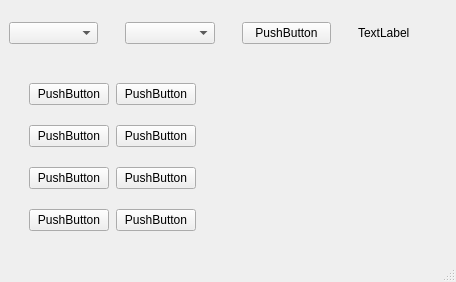
Before: the Qt Designer form Application Qt/ArmControl/mainwindow.ui in AdrienCMS/LP-MECSE2020-Projet-Bras-Robot, drawn with Qt 5.
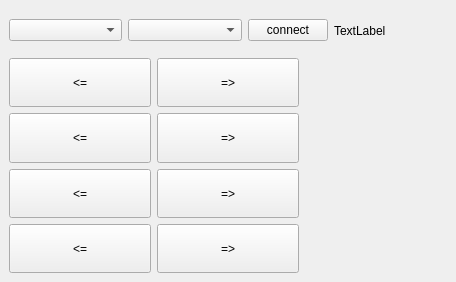
After: the same form once the commit is applied. Icons and pictures are not drawn.

```diff
--- a/Application Qt/ArmControl/mainwindow.ui
+++ b/Application Qt/ArmControl/mainwindow.ui
@@ -10,15 +10,24 @@
     <height>282</height>
    </rect>
   </property>
+  <property name="sizePolicy">
+   <sizepolicy hsizetype="Fixed" vsizetype="Fixed">
+    <horstretch>0</horstretch>
+    <verstretch>0</verstretch>
+   </sizepolicy>
+  </property>
   <property name="windowTitle">
    <string>Contrôle du bras</string>
   </property>
   <widget class="QWidget" name="centralwidget">
-   <layout class="QVBoxLayout" name="verticalLayout">
+   <layout class="QVBoxLayout" name="verticalLayout_3" stretch="2,10">
     <item>
-     <layout class="QHBoxLayout" name="horizontalLayout">
-      <property name="spacing">
-       <number>27</number>
+     <layout class="QHBoxLayout" name="horizontalLayout" stretch="10,10,0,10">
+      <property name="sizeConstraint">
+       <enum>QLayout::SetMinAndMaxSize</enum>
+      </property>
+      <property name="leftMargin">
+       <number>0</number>
       </property>
       <item>
        <widget class="QComboBox" name="comboBox"/>
@@ -27,9 +36,9 @@
        <widget class="QComboBox" name="comboBox_2"/>
       </item>
       <item>
-       <widget class="QPushButton" name="pushButton">
+       <widget class="QPushButton" name="pushButton_9">
         <property name="text">
-         <string>PushButton</string>
+         <string>connect</string>
         </property>
        </widget>
       </item>
@@ -43,92 +52,151 @@
      </layout>
     </item>
     <item>
-     <layout class="QFormLayout" name="formLayout">
-      <property name="fieldGrowthPolicy">
-       <enum>QFormLayout::FieldsStayAtSizeHint</enum>
-      </property>
-      <property name="rowWrapPolicy">
-       <enum>QFormLayout::DontWrapRows</enum>
-      </property>
-      <property name="horizontalSpacing">
-       <number>7</number>
-      </property>
-      <property name="verticalSpacing">
-       <number>20</number>
-      </property>
-      <property name="leftMargin">
-       <number>20</number>
-      </property>
-      <property name="topMargin">
-       <number>20</number>
-      </property>
-      <property name="rightMargin">
-       <number>20</number>
-      </property>
-      <property name="bottomMargin">
-       <number>20</number>
-      </property>
-      <item row="0" column="0">
-       <widget class="QPushButton" name="pushButton_2">
+     <layout class="QHBoxLayout" name="horizontalLayout_2">
+      <item>
+       <layout class="QVBoxLayout" name="verticalLayout">
+        <item>
+         <widget class="QPushButton" name="pushButton">
+          <property name="sizePolicy">
+           <sizepolicy hsizetype="Preferred" vsizetype="Preferred">
+            <horstretch>0</horstretch>
+            <verstretch>0</verstretch>
+           </sizepolicy>
+          </property>
+          <property name="text">
+           <string>&lt;=</string>
+          </property>
+         </widget>
+        </item>
+        <item>
+         <widget class="QPushButton" name="pushButton_6">
+          <property name="sizePolicy">
+           <sizepolicy hsizetype="Preferred" vsizetype="Preferred">
+            <horstretch>0</horstretch>
+            <verstretch>0</verstretch>
+           </sizepolicy>
+          </property>
         <property name="text">
-         <string>PushButton</string>
+           <string>&lt;=</string>
         </property>
        </widget>
       </item>
-      <item row="0" column="1">
+        <item>
        <widget class="QPushButton" name="pushButton_3">
+          <property name="sizePolicy">
+           <sizepolicy hsizetype="Preferred" vsizetype="Preferred">
+            <horstretch>0</horstretch>
+            <verstretch>0</verstretch>
+           </sizepolicy>
+          </property>
         <property name="text">
-         <string>PushButton</string>
+           <string>&lt;=</string>
         </property>
        </widget>
       </item>
-      <item row="1" column="0">
-       <widget class="QPushButton" name="pushButton_4">
+        <item>
+         <widget class="QPushButton" name="pushButton_2">
+          <property name="sizePolicy">
+           <sizepolicy hsizetype="Preferred" vsizetype="Preferred">
+            <horstretch>0</horstretch>
+            <verstretch>0</verstretch>
+           </sizepolicy>
+          </property>
         <property name="text">
-         <string>PushButton</string>
+           <string>&lt;=</string>
         </property>
        </widget>
       </item>
-      <item row="1" column="1">
+       </layout>
+      </item>
+      <item>
+       <layout class="QVBoxLayout" name="verticalLayout_2">
+        <item>
        <widget class="QPushButton" name="pushButton_5">
-        <property name="text">
-         <string>PushButton</string>
-        </property>
-       </widget>
-      </item>
-      <item row="2" column="0">
-       <widget class="QPushButton" name="pushButton_6">
+          <property name="sizePolicy">
+           <sizepolicy hsizetype="Preferred" vsizetype="Preferred">
+            <horstretch>0</horstretch>
+            <verstretch>0</verstretch>
+           </sizepolicy>
+          </property>
         <property name="text">
-         <string>PushButton</string>
+           <string>=&gt;</string>
         </property>
        </widget>
       </item>
-      <item row="2" column="1">
+        <item>
        <widget class="QPushButton" name="pushButton_7">
+          <property name="sizePolicy">
+           <sizepolicy hsizetype="Preferred" vsizetype="Preferred">
+            <horstretch>0</horstretch>
+            <verstretch>0</verstretch>
+           </sizepolicy>
+          </property>
         <property name="text">
-         <string>PushButton</string>
+           <string>=&gt;</string>
         </property>
        </widget>
       </item>
-      <item row="3" column="0">
+        <item>
        <widget class="QPushButton" name="pushButton_8">
+          <property name="sizePolicy">
+           <sizepolicy hsizetype="Preferred" vsizetype="Preferred">
+            <horstretch>0</horstretch>
+            <verstretch>0</verstretch>
+           </sizepolicy>
+          </property>
         <property name="text">
-         <string>PushButton</string>
+           <string>=&gt;</string>
         </property>
        </widget>
       </item>
-      <item row="3" column="1">
-       <widget class="QPushButton" name="pushButton_9">
+        <item>
+         <widget class="QPushButton" name="pushButton_4">
+          <property name="sizePolicy">
+           <sizepolicy hsizetype="Preferred" vsizetype="Preferred">
+            <horstretch>0</horstretch>
+            <verstretch>0</verstretch>
+           </sizepolicy>
+          </property>
         <property name="text">
-         <string>PushButton</string>
+           <string>=&gt;</string>
         </property>
        </widget>
       </item>
      </layout>
     </item>
-   </layout>
+      <item>
+       <widget class="QLabel" name="label_hand">
+        <property name="sizePolicy">
+         <sizepolicy hsizetype="Preferred" vsizetype="Preferred">
+          <horstretch>0</horstretch>
+          <verstretch>0</verstretch>
+         </sizepolicy>
+        </property>
+        <property name="cursor">
+         <cursorShape>BlankCursor</cursorShape>
+        </property>
+        <property name="text">
+         <string/>
+        </property>
+        <property name="textFormat">
+         <enum>Qt::RichText</enum>
+        </property>
+        <property name="pixmap">
+         <pixmap>Pictures/hand_.png</pixmap>
+        </property>
+        <property name="scaledContents">
+         <bool>true</bool>
+        </property>
+        <property name="wordWrap">
+         <bool>false</bool>
+        </property>
+       </widget>
+      </item>
+     </layout>
+    </item>
+   </layout>
   </widget>
-  <widget class="QStatusBar" name="statusbar"/>
  </widget>
  <resources/>
  <connections/>
```
Left out of the diff: 2 changed lines with no effect on the pictures. Lines whose indentation alone changed are shown as unchanged.
